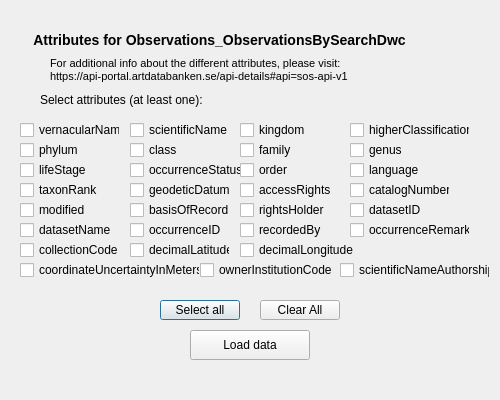
Qt form Species_attributes.ui (albabjorkman/GIT-project) before a commit.
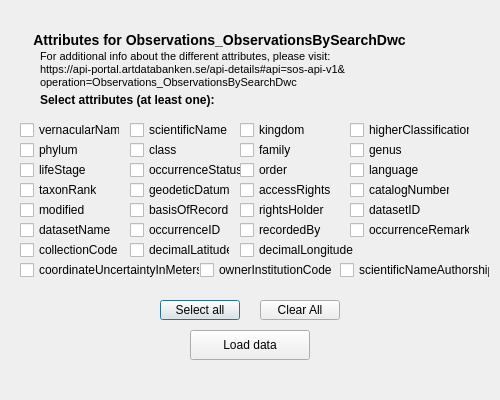
The same form after that commit.

The edit to the form file:
```diff
--- a/Species_attributes.ui
+++ b/Species_attributes.ui
@@ -42,16 +42,17 @@
  <widget class="QLabel" name="desc_art">
   <property name="geometry">
    <rect>
-    <x>50</x>
+    <x>40</x>
     <y>50</y>
-    <width>350</width>
+    <width>450</width>
     <height>40</height>
    </rect>
   </property>
   <property name="text">
    <string>
    For additional info about the different attributes, please visit:&lt;br/&gt;
-   https://api-portal.artdatabanken.se/api-details#api=sos-api-v1
+   https://api-portal.artdatabanken.se/api-details#api=sos-api-v1&amp;&lt;br/&gt;
+    operation=Observations_ObservationsBySearchDwc
    </string>
   </property>
      <property name="styleSheet">
@@ -79,6 +80,7 @@
     <string>
       font-size: 12px;
       font-family: "Arial";
+     font-weight: bold;
     </string>
   </property>
   </widget>
```
